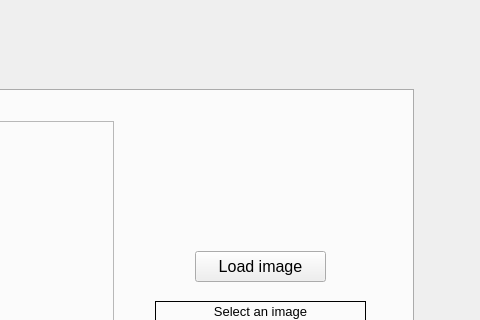
First picture: the form in DiscoBoard.ui, repository highrepute/LEDBoard, before the edit; both pictures show x 787 to 1267 and y 0 to 320 of the 1267 by 948 pixel window.
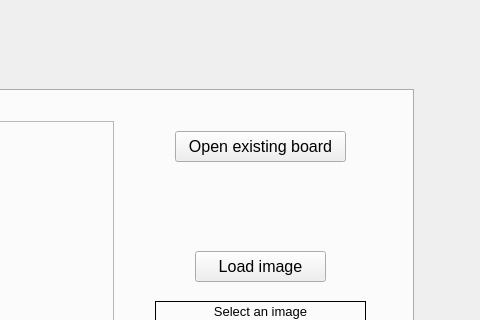
Second picture: the form after the edit. The open tabs and pages were chosen to show the change.

Commit message: can now load and edit a board

The edit to the form file:
```diff
--- a/DiscoBoard.ui
+++ b/DiscoBoard.ui
@@ -1865,6 +1865,19 @@
       <set>Qt::AlignCenter</set>
      </property>
     </widget>
+    <widget class="QPushButton" name="pbOpenExisting">
+     <property name="geometry">
+      <rect>
+       <x>900</x>
+       <y>40</y>
+       <width>171</width>
+       <height>31</height>
+      </rect>
+     </property>
+     <property name="text">
+      <string>Open existing board</string>
+     </property>
+    </widget>
    </widget>
   </widget>
  </widget>
```
Left out of the diff: 2 changed lines with no effect on the pictures. The commit also changes 4 other files.
